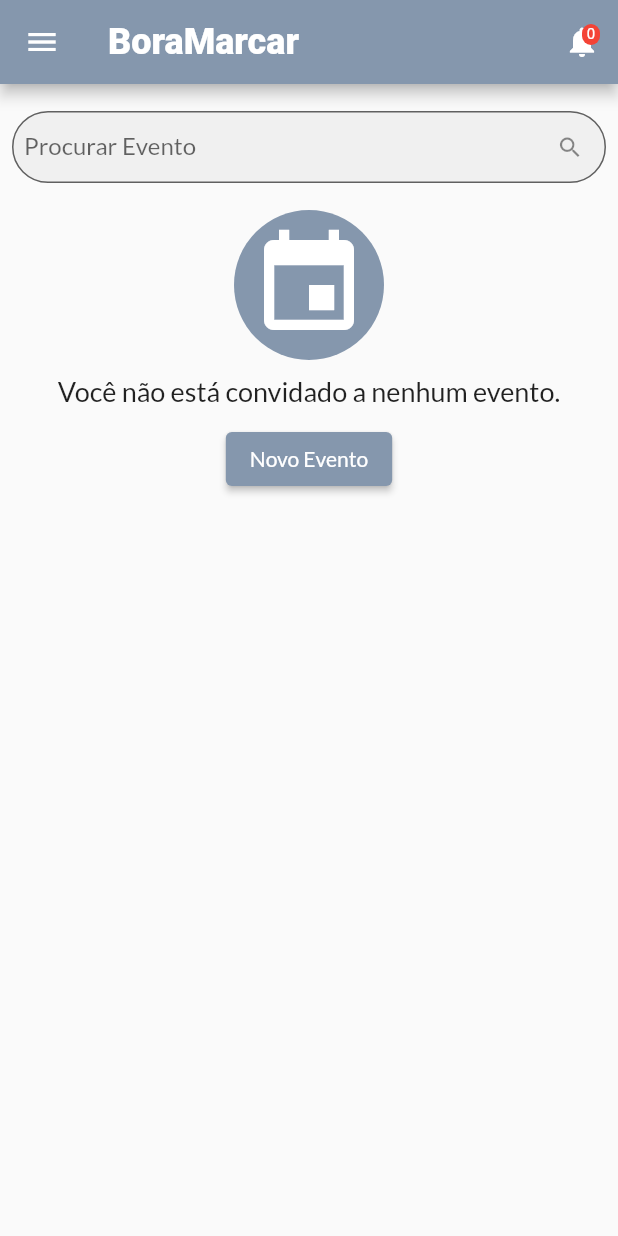
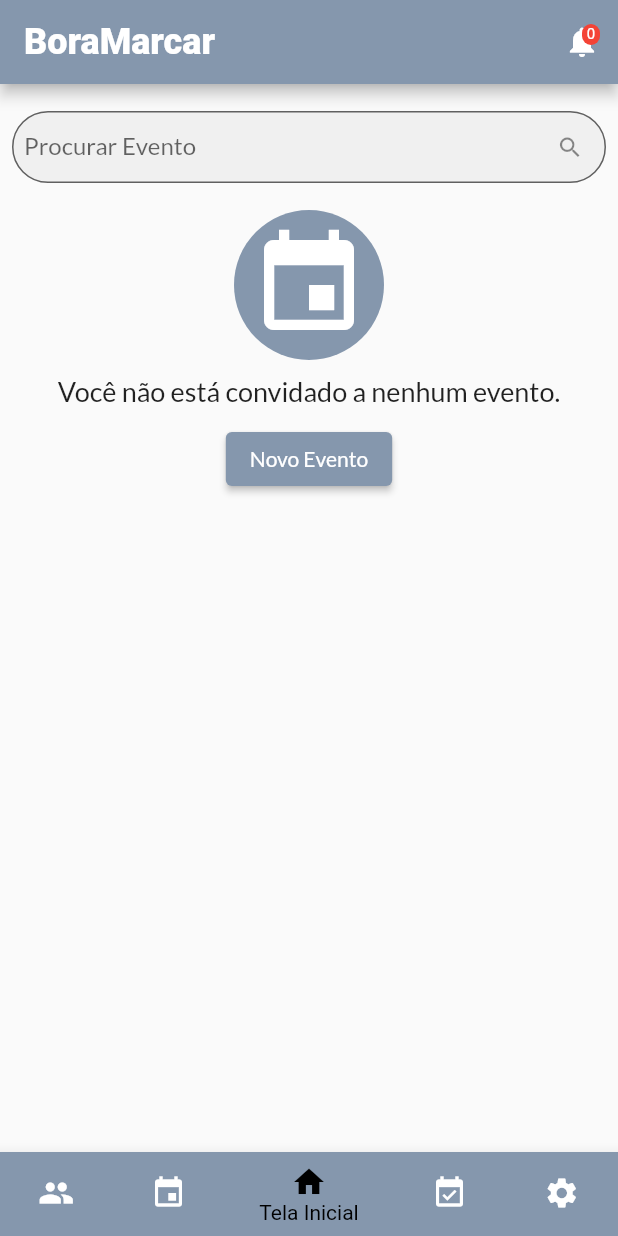
Before and after one commit to GustBM/boramarcarapp, a Flutter app: the HomeScreen screen opened by its route, on a phone screen of 412 x 824 dp. Run offline on Flutter 3.47's test engine with Material 2 defaults, Android fonts, the phone set to English and light mode, and no system bars; drawn by our look-alikes of overlay_support; our stand-ins replace auth_buttons, cloud_firestore, firebase_auth, firebase_core, firebase_messaging, firebase_storage and 5 more; missing offline and left inert: flutter_facebook_auth; accounts and stored records are empty; Roboto replaces fonts that are missing (Hind, Klavika).

Commit message:
BottomNavigationBar

```diff
--- a/lib/screens/event/event_new_screen.dart
+++ b/lib/screens/event/event_new_screen.dart
@@ -13,7 +13,6 @@ import 'package:flutter_form_builder/flutter_form_builder.dart';
 
 import 'package:boramarcarapp/models/http_exception.dart';
 import 'package:boramarcarapp/providers/events.dart';
-import 'package:boramarcarapp/widgets/app_drawer.dart';
 import 'package:boramarcarapp/widgets/event/event_invite_modal.dart';
 import 'package:boramarcarapp/utils.dart' as utils;
 
@@ -221,8 +220,9 @@ class _EventFormState extends State<EventFormScreen> {
 
     return Scaffold(
       appBar: AppBar(
+          automaticallyImplyLeading: !(eventId == null),
           title: eventId == null ? Text('Novo Evento') : Text('Editar Evento')),
-      drawer: AppDrawer(),
+      // drawer: AppDrawer(),
       body: SingleChildScrollView(
         child: Padding(
           padding: const EdgeInsets.all(8.0),
--- a/lib/screens/group/groups_screen.dart
+++ b/lib/screens/group/groups_screen.dart
@@ -7,7 +7,6 @@ import 'package:flutter/material.dart';
 import 'package:boramarcarapp/models/group.dart';
 import 'package:boramarcarapp/screens/group/group_details_screen.dart';
 import 'package:boramarcarapp/screens/group/group_new_screen.dart';
-import 'package:boramarcarapp/widgets/app_drawer.dart';
 import 'package:provider/provider.dart';
 
 import '../../utils.dart';
@@ -26,6 +25,7 @@ class _GroupsScreenState extends State<GroupsScreen> {
   Widget build(BuildContext context) {
     return Scaffold(
       appBar: AppBar(
+        automaticallyImplyLeading: false,
         title: Text('Grupos'),
         actions: <Widget>[
           IconButton(
@@ -36,7 +36,7 @@ class _GroupsScreenState extends State<GroupsScreen> {
           ),
         ],
       ),
-      drawer: AppDrawer(),
+      // drawer: AppDrawer(),
       body: FutureBuilder<QuerySnapshot<Group>>(
         future: Provider.of<Groups>(context, listen: false)
             .getUserGroups(_userInfo!.email!),
--- a/lib/screens/home_screen.dart
+++ b/lib/screens/home_screen.dart
@@ -1,13 +1,17 @@
+import 'package:boramarcarapp/screens/event/event_new_screen.dart';
+import 'package:boramarcarapp/screens/schedule_screen.dart';
+import 'package:boramarcarapp/screens/settings/settings_screen.dart';
 import 'package:firebase_auth/firebase_auth.dart';
 import 'package:firebase_messaging/firebase_messaging.dart';
 import 'package:flutter/material.dart';
 import 'package:overlay_support/overlay_support.dart';
 import 'package:provider/provider.dart';
 
-import 'package:boramarcarapp/widgets/app_drawer.dart';
 import 'package:boramarcarapp/providers/events.dart';
 import 'package:boramarcarapp/widgets/event/event_grid.dart';
 import 'package:boramarcarapp/widgets/notification/notification_badge.dart';
+
+import 'group/groups_screen.dart';
 
 class PushNotification {
   PushNotification({
@@ -26,13 +30,14 @@ class HomeScreen extends StatefulWidget {
 }
 
 class _HomeScreenState extends State<HomeScreen> {
-  late int _totalNotifications;
+  // late int _totalNotifications;
   // ignore: unused_field
   late FirebaseMessaging _messaging;
+  int _currentIndex = 2;
 
   @override
   void initState() {
-    _totalNotifications = 0;
+    // _totalNotifications = 0;
     // _messaging = FirebaseMessaging.instance;
     // _messaging.getToken().then((value) {
     //   print(value);
@@ -51,11 +56,26 @@ class _HomeScreenState extends State<HomeScreen> {
     super.initState();
   }
 
+  final List<Widget> _screens = [
+    GroupsScreen(),
+    SchedueleScreen(),
+    HomeScreenBody(),
+    EventFormScreen(),
+    SettingsScreen(),
+  ];
+
+  void onTabTapped(int index) {
+    setState(() {
+      _currentIndex = index;
+    });
+  }
+
   @override
   Widget build(BuildContext context) {
-    String userId = FirebaseAuth.instance.currentUser!.uid;
     return Scaffold(
-      appBar: AppBar(
+      appBar: _currentIndex == 2
+          ? AppBar(
+              automaticallyImplyLeading: false,
               backgroundColor: Theme.of(context).primaryColor,
               title: Row(
                 mainAxisAlignment: MainAxisAlignment.start,
@@ -74,11 +94,51 @@ class _HomeScreenState extends State<HomeScreen> {
               actions: <Widget>[
                 NotificationBadge(),
               ],
+            )
+          : null,
+      body: _screens[_currentIndex],
+      bottomNavigationBar: Theme(
+        data: Theme.of(context).copyWith(
+          canvasColor: Theme.of(context).primaryColor,
+          primaryColor: Theme.of(context).primaryColor,
         ),
-      drawer: AppDrawer(),
-      body: RefreshIndicator(
-        onRefresh: () => Provider.of<Events>(context, listen: false)
-            .refresh(context, userId),
+        child: BottomNavigationBar(
+          type: BottomNavigationBarType.shifting,
+          backgroundColor: Theme.of(context).primaryColor,
+          selectedItemColor: Colors.black,
+          unselectedItemColor: Color(0xFFFFFFFF),
+          currentIndex: _currentIndex,
+          showUnselectedLabels: false,
+          onTap: onTabTapped,
+          items: [
+            BottomNavigationBarItem(icon: Icon(Icons.group), label: 'Grupos'),
+            BottomNavigationBarItem(
+                icon: Icon(Icons.event), label: 'Meu Horário'),
+            BottomNavigationBarItem(
+                icon: Icon(Icons.home), label: 'Tela Inicial'),
+            BottomNavigationBarItem(
+                icon: Icon(Icons.event_available), label: 'Novo Evento'),
+            BottomNavigationBarItem(
+                icon: Icon(Icons.settings), label: 'Configurações'),
+          ],
+        ),
+      ),
+    );
+  }
+}
+
+class HomeScreenBody extends StatefulWidget {
+  @override
+  _HomeScreenBodyState createState() => _HomeScreenBodyState();
+}
+
+class _HomeScreenBodyState extends State<HomeScreenBody> {
+  String userId = FirebaseAuth.instance.currentUser!.uid;
+  @override
+  Widget build(BuildContext context) {
+    return RefreshIndicator(
+      onRefresh: () =>
+          Provider.of<Events>(context, listen: false).refresh(context, userId),
       child: FutureBuilder(
         future: Provider.of<Events>(context, listen: false)
             .refresh(context, userId),
@@ -111,12 +171,11 @@ class _HomeScreenState extends State<HomeScreen> {
                       shape: RoundedRectangleBorder(
                         borderRadius: BorderRadius.circular(30),
                       ),
-                        padding: EdgeInsets.symmetric(
-                            horizontal: 30.0, vertical: 8.0),
+                      padding:
+                          EdgeInsets.symmetric(horizontal: 30.0, vertical: 8.0),
                       primary: Theme.of(context).primaryColor,
                       textStyle: TextStyle(
-                          color:
-                              Theme.of(context).primaryTextTheme.button!.color,
+                        color: Theme.of(context).primaryTextTheme.button!.color,
                       )),
                 ),
               ],
@@ -126,7 +185,6 @@ class _HomeScreenState extends State<HomeScreen> {
           }
         },
       ),
-      ),
     );
   }
 }
--- a/lib/screens/schedule_screen.dart
+++ b/lib/screens/schedule_screen.dart
@@ -7,7 +7,6 @@ import 'package:provider/provider.dart';
 
 import 'package:boramarcarapp/models/http_exception.dart';
 import 'package:boramarcarapp/providers/schedules.dart';
-import 'package:boramarcarapp/widgets/app_drawer.dart';
 
 import '../utils.dart';
 
@@ -167,8 +166,11 @@ class _SchedueleScreenState extends State<SchedueleScreen> {
     ];
 
     return Scaffold(
-      appBar: AppBar(title: Text('Meu Horário')),
-      drawer: AppDrawer(),
+      appBar: AppBar(
+        title: Text('Meu Horário'),
+        automaticallyImplyLeading: false,
+      ),
+      // drawer: AppDrawer(),
       body: FutureBuilder(
         future: Provider.of<Schedules>(context, listen: false)
             .getUserSchedule(_userInfo!.uid)
--- a/lib/screens/settings/settings_screen.dart
+++ b/lib/screens/settings/settings_screen.dart
@@ -2,7 +2,7 @@ import 'package:flutter/material.dart';
 import 'package:provider/provider.dart';
 
 import '../../providers/auth.dart';
-import '../../widgets/app_drawer.dart';
+import '../../utils.dart';
 
 class SettingsScreen extends StatelessWidget {
   static const routeName = '/settings';
@@ -33,9 +33,10 @@ class SettingsScreen extends StatelessWidget {
   Widget build(BuildContext context) {
     return Scaffold(
       appBar: AppBar(
+        automaticallyImplyLeading: false,
         title: Text('Configurações'),
       ),
-      drawer: AppDrawer(),
+      // drawer: AppDrawer(),
       body: Padding(
         padding: const EdgeInsets.all(8.0),
         child: ListView(
@@ -77,9 +78,12 @@ class SettingsScreen extends StatelessWidget {
                   leading: Icon(Icons.exit_to_app, size: 26),
                   title: Text('Sair'),
                   onTap: () {
-                    // Navigator.of(context).pop();
-                    Navigator.of(context).pushReplacementNamed('/');
-                    Provider.of<Auth>(context, listen: false).logout();
+                    showConfirmDialog(context, '', 'Deseja sair do BoraMarcar?',
+                        () {
+                      Navigator.of(context).pop();
+                      Navigator.of(context).pushReplacementNamed('/');
+                      Provider.of<Auth>(context, listen: false).logout();
+                    });
                   },
                 ),
                 listDivider,
```
Lines whose indentation alone changed are shown as unchanged.
